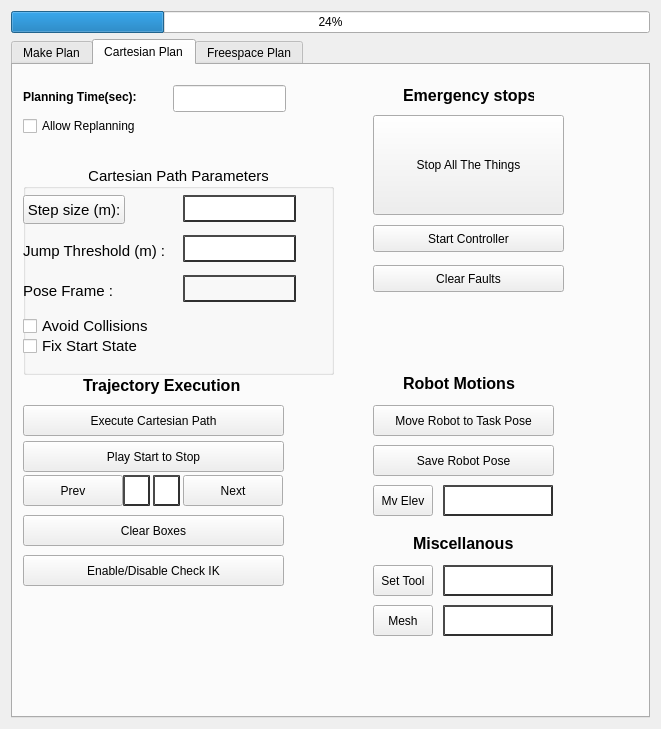
Old version of the form moveit_cartesian_plan_plugin/src/widgets/path_planning_widget.ui in the repository peanut-robotics/fermi.
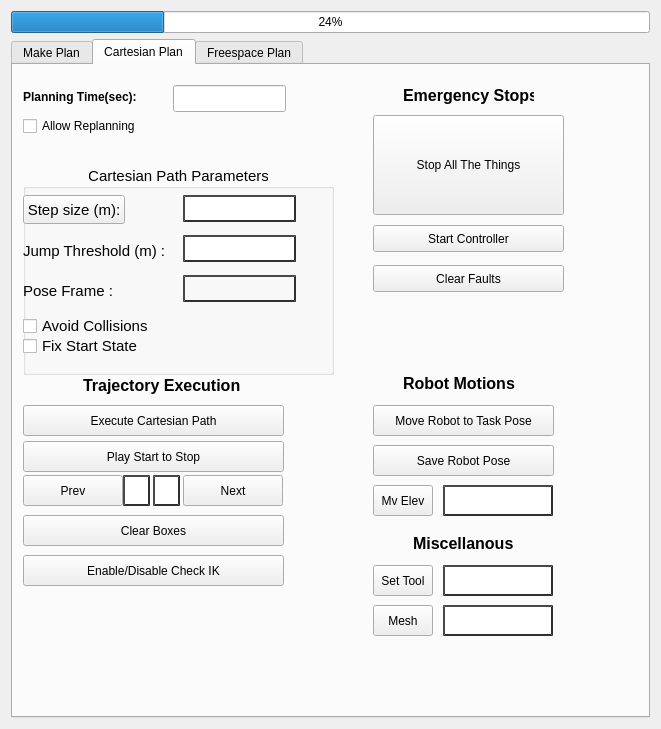
New version of the form. The open tabs and pages were chosen to show the change.

Commit message: Change cart completed label pos

The edit to the form file:
```diff
--- a/moveit_cartesian_plan_plugin/src/widgets/path_planning_widget.ui
+++ b/moveit_cartesian_plan_plugin/src/widgets/path_planning_widget.ui
@@ -686,16 +686,16 @@
        <property name="geometry">
         <rect>
          <x>10</x>
-         <y>290</y>
-         <width>461</width>
-         <height>41</height>
+         <y>530</y>
+         <width>261</width>
+         <height>31</height>
         </rect>
        </property>
        <property name="font">
         <font>
          <pointsize>12</pointsize>
          <weight>75</weight>
-         <italic>true</italic>
+         <italic>false</italic>
          <bold>true</bold>
         </font>
        </property>
@@ -874,7 +874,7 @@
         </font>
        </property>
        <property name="text">
-        <string>Emergency stops</string>
+        <string>Emergency Stops</string>
        </property>
       </widget>
       <widget class="QLabel" name="label_8">
```
Left out of the diff: 2 changed lines with no effect on the pictures.
